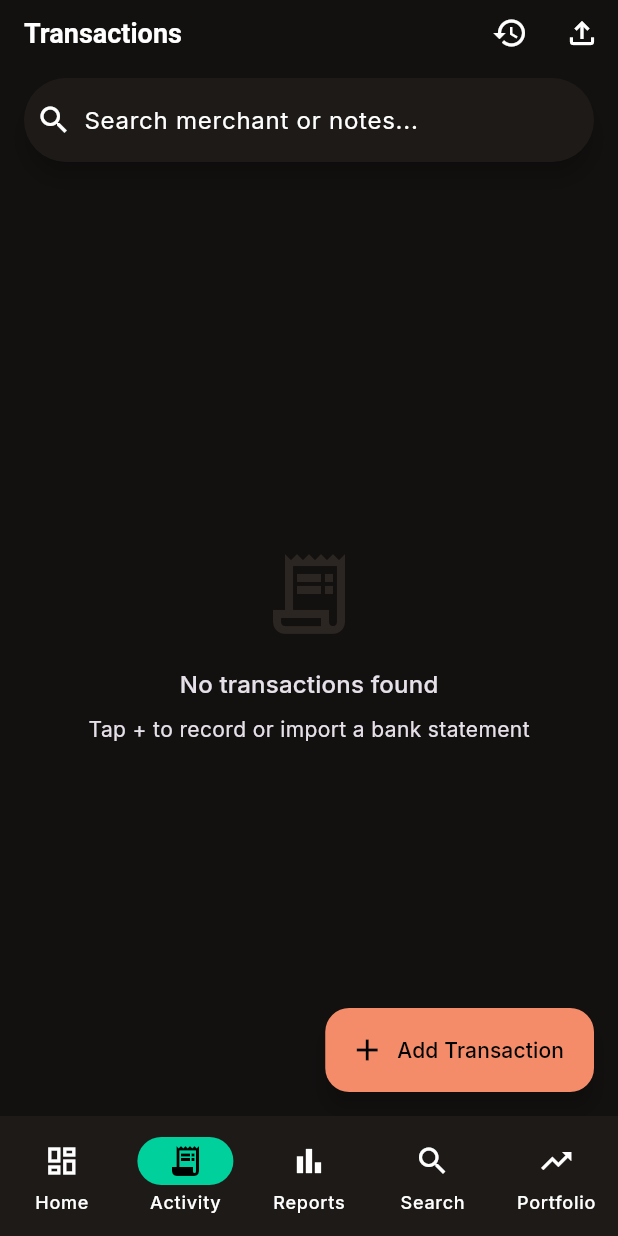
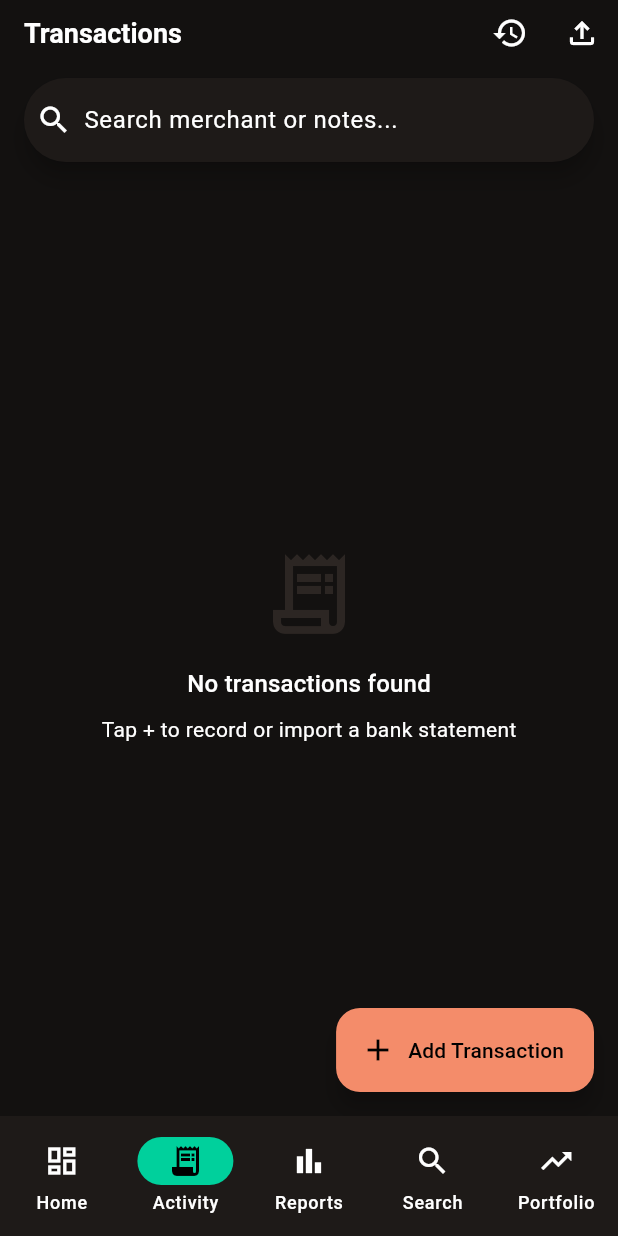
Before and after one commit to rajanraj2/mony, a Flutter app: the screen it shows after launch, item 2 of the bottom bar chosen, on a phone screen of 412 x 824 dp. Run offline on Flutter 3.47's test engine with Material 3 defaults, Android fonts, the phone set to English and light mode, and no system bars; our stand-ins replace dio, drift, flutter_riverpod, go_router, google_fonts, share_plus; accounts and stored records are empty; generated files the repository leaves out were written again.

Commit message:
fix(theme): prevent runtime font network download during unit tests

```diff
--- a/lib/core/theme/app_theme.dart
+++ b/lib/core/theme/app_theme.dart
@@ -39,7 +39,8 @@ class AppTheme {
           side: const BorderSide(color: Color(0xFFE7E5E4)),
         ),
       ),
-      textTheme: GoogleFonts.interTextTheme(),
+      // textTheme using clean Material default typography
+
     );
   }
 
@@ -84,7 +85,8 @@ class AppTheme {
           fontWeight: FontWeight.bold,
         ),
       ),
-      textTheme: GoogleFonts.interTextTheme(ThemeData.dark().textTheme),
+      // textTheme using clean Material default typography
+
     );
   }
 }
```
Also changed, not shown: 1 other file.
